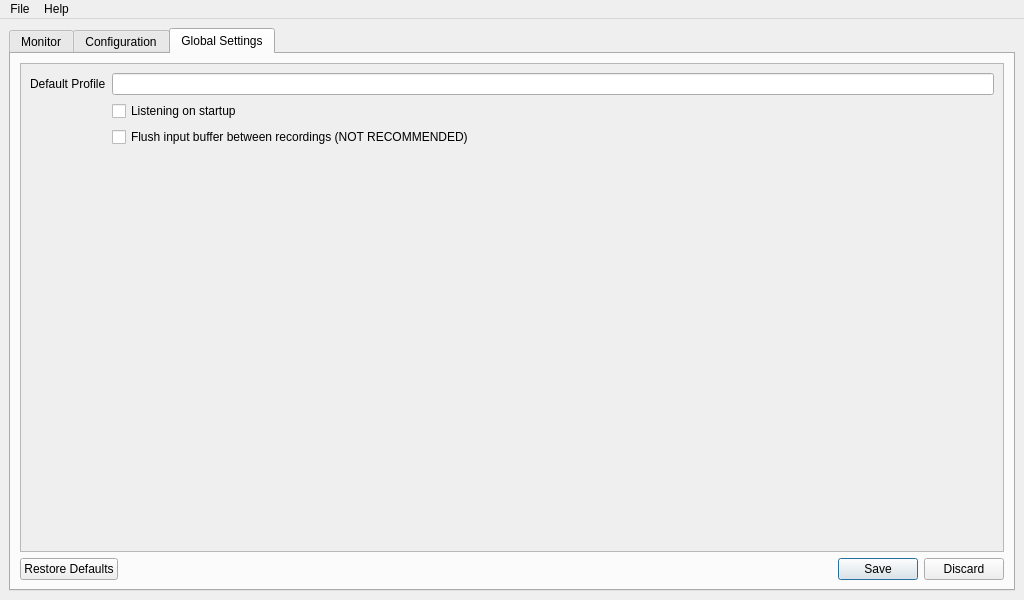
Above: ui/manager.ui from nalquas/vokey before the change. Below: the same form after it.
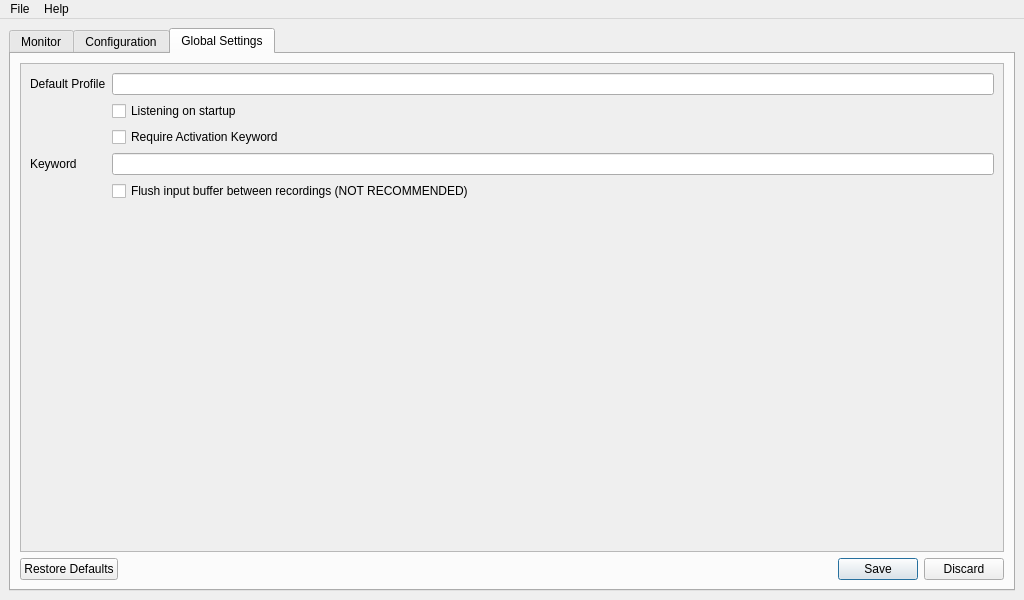
That is the form after the change. The open tabs and pages were chosen to show the change. Icons and pictures are not drawn.

Commit message: Enable, disable and edit an activation keyword in GUI

Diff of the .ui file:
```diff
--- a/ui/manager.ui
+++ b/ui/manager.ui
@@ -655,8 +655,8 @@
             <rect>
              <x>0</x>
              <y>0</y>
-             <width>510</width>
-             <height>100</height>
+             <width>988</width>
+             <height>467</height>
             </rect>
            </property>
            <layout class="QFormLayout" name="formLayout_2">
@@ -681,7 +681,21 @@
               </property>
              </widget>
             </item>
-            <item row="2" column="1">
+            <item row="3" column="0">
+             <widget class="QLabel" name="label_8">
+              <property name="text">
+               <string>Keyword</string>
+              </property>
+             </widget>
+            </item>
+            <item row="3" column="1">
+             <widget class="QLineEdit" name="lineEdit_keyword">
+              <property name="toolTip">
+               <string>&lt;html&gt;&lt;head/&gt;&lt;body&gt;&lt;p&gt;Activation Keyword&lt;/p&gt;&lt;/body&gt;&lt;/html&gt;</string>
+              </property>
+             </widget>
+            </item>
+            <item row="4" column="1">
              <widget class="QCheckBox" name="checkBox_pa_flush">
               <property name="toolTip">
                <string>&lt;html&gt;&lt;head/&gt;&lt;body&gt;&lt;p&gt;Flush the pulseaudio input buffer between recordings.&lt;/p&gt;&lt;p&gt;This is &lt;span style=&quot; font-weight:600;&quot;&gt;not recommended&lt;/span&gt; as it will put gaps in the voice recognition, thus making Vokey miss some commands.&lt;/p&gt;&lt;p&gt;However, it could help in case the voice recognition can't keep up with the audio being recorded.&lt;/p&gt;&lt;/body&gt;&lt;/html&gt;</string>
@@ -691,6 +705,13 @@
               </property>
              </widget>
             </item>
+            <item row="2" column="1">
+             <widget class="QCheckBox" name="checkBox_keyword">
+              <property name="text">
+               <string>Require Activation Keyword</string>
+              </property>
+             </widget>
+            </item>
            </layout>
           </widget>
          </widget>
```
The commit also changes 2 other files.
